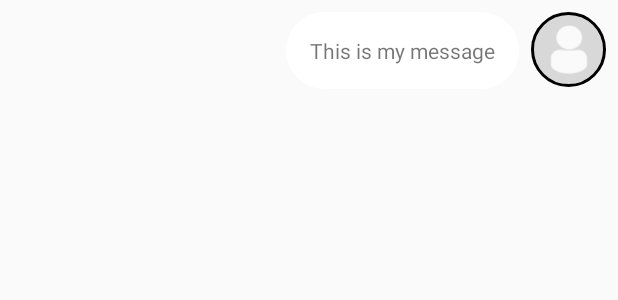
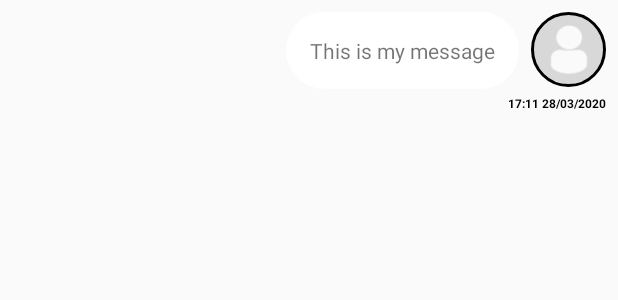
Before and after one commit to yakirarie/ChatApp, an Android app: the layout chat_to_row.xml on its own in the app's theme, with its tools: preview values and no code run, on a phone screen of 412 x 824 dp. Shown: the top 300 px of the screen. Run offline under Robolectric (Android 15) with nearby library versions, the phone set to English and light mode, and no system bars.

Commit message:
added time to chat

```diff
--- a/app/src/main/java/com/yakirarie/chatapp/ChatFromItem.kt
+++ b/app/src/main/java/com/yakirarie/chatapp/ChatFromItem.kt
@@ -6,13 +6,15 @@ import com.xwray.groupie.GroupieViewHolder
 import com.xwray.groupie.Item
 import kotlinx.android.synthetic.main.chat_from_row.view.*
 
-class ChatFromItem(val text: String, val user: User) : Item<GroupieViewHolder>() {
+class ChatFromItem(val text: String,val timestamp: String, val user: User) : Item<GroupieViewHolder>() {
     override fun getLayout(): Int {
         return R.layout.chat_from_row
     }
 
     override fun bind(viewHolder: GroupieViewHolder, position: Int) {
         viewHolder.itemView.textViewFromRow.text = text
+        val timeAndDate = timestamp.split(" ")
+        viewHolder.itemView.timestampFromRow.text = "${timeAndDate[0]} ${timeAndDate[1]}"
         Glide.with(viewHolder.itemView.context).load(user.profileImageUrl).diskCacheStrategy(
             DiskCacheStrategy.ALL).into(viewHolder.itemView.imageViewFromRow)
     }
--- a/app/src/main/java/com/yakirarie/chatapp/ChatMessage.kt
+++ b/app/src/main/java/com/yakirarie/chatapp/ChatMessage.kt
@@ -1,4 +1,6 @@
 package com.yakirarie.chatapp
+
+import java.util.*
 
 
 class ChatMessage(
@@ -6,7 +8,7 @@ class ChatMessage(
     val text: String,
     val fromId: String,
     val toId: String,
-    val timestamp: Long
+    val timestamp: String
 ) {
-    constructor() : this("", "", "", "", -1)
+    constructor() : this("", "", "", "", "")
 }
--- a/app/src/main/java/com/yakirarie/chatapp/ChatToItem.kt
+++ b/app/src/main/java/com/yakirarie/chatapp/ChatToItem.kt
@@ -6,13 +6,15 @@ import com.xwray.groupie.GroupieViewHolder
 import com.xwray.groupie.Item
 import kotlinx.android.synthetic.main.chat_to_row.view.*
 
-class ChatToItem(val text: String, val user: User) : Item<GroupieViewHolder>() {
+class ChatToItem(val text: String, val timestamp: String, val user: User) : Item<GroupieViewHolder>() {
     override fun getLayout(): Int {
         return R.layout.chat_to_row
     }
 
     override fun bind(viewHolder: GroupieViewHolder, position: Int) {
         viewHolder.itemView.textViewToRow.text = text
+        val timeAndDate = timestamp.split(" ")
+        viewHolder.itemView.timestampToRow.text = "${timeAndDate[1]} ${timeAndDate[0]}"
         Glide.with(viewHolder.itemView.context).load(user.profileImageUrl).diskCacheStrategy(
             DiskCacheStrategy.ALL).into(viewHolder.itemView.imageViewToRow)
 
--- a/app/src/main/res/layout/chat_to_row.xml
+++ b/app/src/main/res/layout/chat_to_row.xml
@@ -15,9 +15,24 @@
         android:background="@drawable/rounded_textview"
         android:maxWidth="240dp"
         android:padding="16dp"
-        android:text="This is my message"
+        tools:text="This is my message"
         app:layout_constraintEnd_toStartOf="@+id/imageViewToRow"
         app:layout_constraintTop_toTopOf="parent" />
+
+    <TextView
+        android:id="@+id/timestampToRow"
+        android:layout_width="wrap_content"
+        android:layout_height="wrap_content"
+        android:layout_marginTop="4dp"
+        android:layout_marginEnd="8dp"
+        android:textColor="@android:color/black"
+        android:textSize="8sp"
+        android:textStyle="bold"
+        app:layout_constraintBottom_toBottomOf="parent"
+        app:layout_constraintEnd_toEndOf="parent"
+        app:layout_constraintTop_toBottomOf="@+id/textViewToRow"
+        app:layout_constraintVertical_bias="0.0"
+        tools:text="17:11 28/03/2020" />
 
     <de.hdodenhof.circleimageview.CircleImageView
         android:id="@+id/imageViewToRow"
```
Also changed, not shown: app/src/main/java/com/yakirarie/chatapp/ChatLogActivity.kt (+5 -3 lines), app/src/main/res/layout/chat_from_row.xml (+15 -0 lines).
